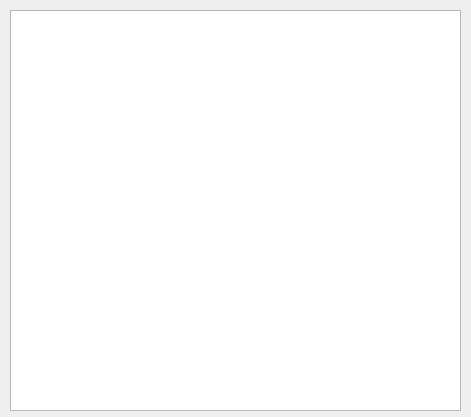
The window that win/com_to_web/com_to_web/com_to_web.ui (gribikc/arduserv) describes before a commit, drawn with Qt 5.
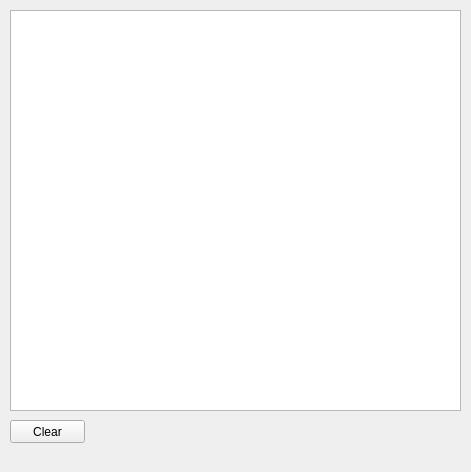
The same window after the commit.

Diff of the .ui file:
```diff
--- a/win/com_to_web/com_to_web/com_to_web.ui
+++ b/win/com_to_web/com_to_web/com_to_web.ui
@@ -7,7 +7,7 @@
     <x>0</x>
     <y>0</y>
     <width>471</width>
-    <height>417</height>
+    <height>472</height>
    </rect>
   </property>
   <property name="windowTitle">
@@ -24,6 +24,19 @@
      </rect>
     </property>
    </widget>
+   <widget class="QPushButton" name="pushButton">
+    <property name="geometry">
+     <rect>
+      <x>10</x>
+      <y>420</y>
+      <width>75</width>
+      <height>23</height>
+     </rect>
+    </property>
+    <property name="text">
+     <string>Clear</string>
+    </property>
+   </widget>
   </widget>
  </widget>
  <layoutdefault spacing="6" margin="11"/>
```
